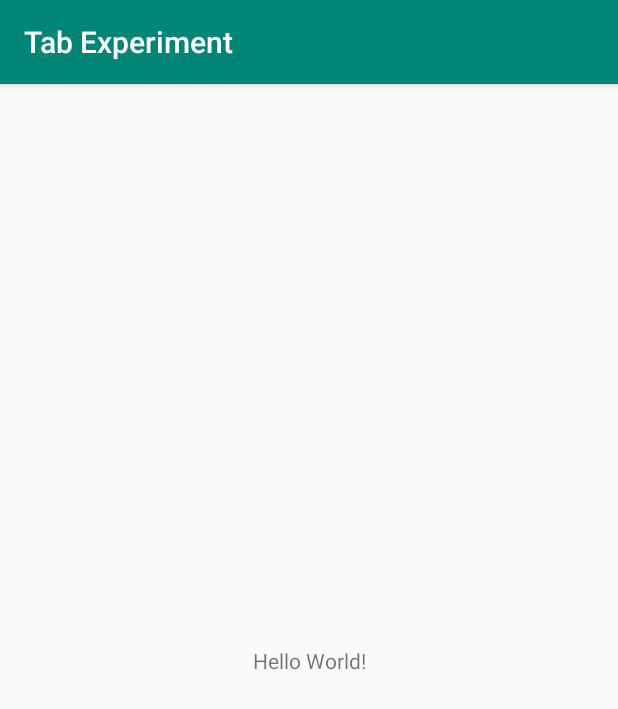
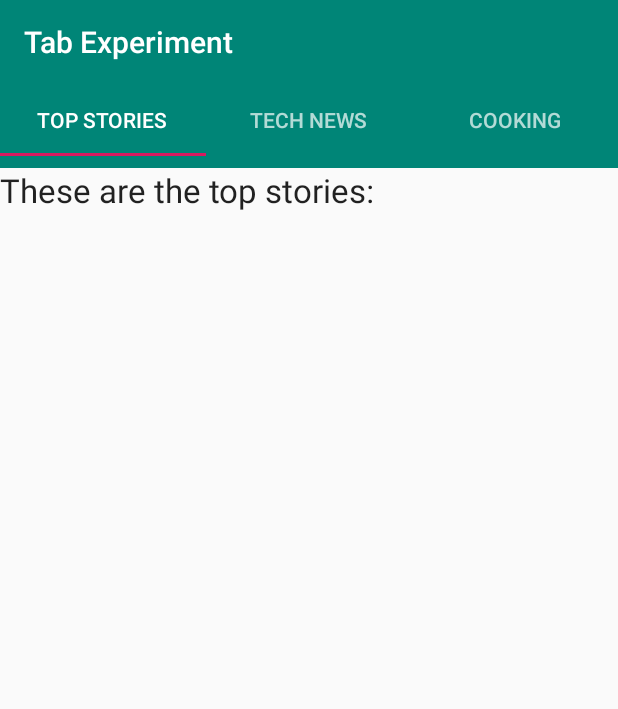
Before and after one commit to ykim306/TabExperiment, an Android app: the screen it shows after launch (MainActivity), on a phone screen of 412 x 824 dp. Shown: the top 709 px of the screen. Run offline under Robolectric (Android 15) with nearby library versions, the phone set to English and light mode, and no system bars.

Commit message:
Exercise completed

```diff
--- a/app/build.gradle
+++ b/app/build.gradle
@@ -22,6 +22,8 @@ dependencies {
     implementation fileTree(dir: 'libs', include: ['*.jar'])
     implementation 'com.android.support:appcompat-v7:28.0.0'
     implementation 'com.android.support.constraint:constraint-layout:1.1.3'
+    implementation 'com.android.support:design:28.0.0'
+    implementation 'com.android.support:support-v4:28.0.0'
     testImplementation 'junit:junit:4.12'
     androidTestImplementation 'com.android.support.test:runner:1.0.2'
     androidTestImplementation 'com.android.support.test.espresso:espresso-core:3.0.2'
--- a/app/src/main/java/com/example/tabexperiment/MainActivity.java
+++ b/app/src/main/java/com/example/tabexperiment/MainActivity.java
@@ -1,7 +1,10 @@
 package com.example.tabexperiment;
 
+import android.support.design.widget.TabLayout;
+import android.support.v4.view.ViewPager;
 import android.support.v7.app.AppCompatActivity;
 import android.os.Bundle;
+import android.support.v7.widget.Toolbar;
 
 public class MainActivity extends AppCompatActivity {
 
@@ -9,5 +12,55 @@ public class MainActivity extends AppCompatActivity {
     protected void onCreate(Bundle savedInstanceState) {
         super.onCreate(savedInstanceState);
         setContentView(R.layout.activity_main);
+
+        Toolbar toolbar = findViewById(R.id.toolbar);
+        setSupportActionBar(toolbar);
+
+        // Create an instance of the tab layout from the view.
+        TabLayout tabLayout = findViewById(R.id.tab_layout);
+        setTabLayout(tabLayout);
+
+        // Use PagerAdapter to manage page views in fragments.
+        // Each page is represented by its own fragment.
+        final ViewPager viewPager = findViewById(R.id.pager);
+        final PagerAdapter pagerAdapter = new PagerAdapter(getSupportFragmentManager()
+                                            , tabLayout.getTabCount());
+        viewPager.setAdapter(pagerAdapter);
+
+        // Setting a listener for clicks.
+        setTabClickListener(viewPager, tabLayout);
+    }
+
+    private void setTabClickListener(final ViewPager viewPager, TabLayout tabLayout) {
+        viewPager.addOnPageChangeListener(
+                new TabLayout.TabLayoutOnPageChangeListener(tabLayout));
+
+        tabLayout.addOnTabSelectedListener(
+                new TabLayout.OnTabSelectedListener() {
+                    @Override
+                    public void onTabSelected(TabLayout.Tab tab) {
+                        viewPager.setCurrentItem(tab.getPosition());
+                    }
+
+                    @Override
+                    public void onTabUnselected(TabLayout.Tab tab) {
+
+                    }
+
+                    @Override
+                    public void onTabReselected(TabLayout.Tab tab) {
+
+                    }
+                }
+        );
+    }
+
+    private void setTabLayout(TabLayout tabLayout) {
+        // Set the text for each tab.
+        tabLayout.addTab(tabLayout.newTab().setText(R.string.tab_label1));
+        tabLayout.addTab(tabLayout.newTab().setText(R.string.tab_label2));
+        tabLayout.addTab(tabLayout.newTab().setText(R.string.tab_label3));
+        // Set the tabs to fill the entire layout.
+        tabLayout.setTabGravity(TabLayout.GRAVITY_FILL);
     }
 }
--- /dev/null
+++ b/app/src/main/java/com/example/tabexperiment/PagerAdapter.java
@@ -0,0 +1,37 @@
+package com.example.tabexperiment;
+
+import android.support.v4.app.Fragment;
+import android.support.v4.app.FragmentManager;
+import android.support.v4.app.FragmentStatePagerAdapter;
+
+public class PagerAdapter extends FragmentStatePagerAdapter {
+    int mNumOfTabs;
+
+    public PagerAdapter(FragmentManager fm, int numOfTabs) {
+        super(fm);
+        this.mNumOfTabs = numOfTabs;
+    }
+
+    /**
+     * Return the Fragment associated with a specified position.
+     *
+     * @param i
+     */
+    @Override
+    public Fragment getItem(int i) {
+        switch (i) {
+            case 0: return new TabFragment1();
+            case 1: return new TabFragment2();
+            case 2: return new TabFragment3();
+            default: return null;
+        }
+    }
+
+    /**
+     * Return the number of views available.
+     */
+    @Override
+    public int getCount() {
+        return mNumOfTabs;
+    }
+}
--- /dev/null
+++ b/app/src/main/java/com/example/tabexperiment/TabFragment1.java
@@ -0,0 +1,29 @@
+package com.example.tabexperiment;
+
+
+import android.os.Bundle;
+import android.support.v4.app.Fragment;
+import android.view.LayoutInflater;
+import android.view.View;
+import android.view.ViewGroup;
+
+
+/**
+ * A simple {@link Fragment} subclass.
+ */
+public class TabFragment1 extends Fragment {
+
+
+    public TabFragment1() {
+        // Required empty public constructor
+    }
+
+
+    @Override
+    public View onCreateView(LayoutInflater inflater, ViewGroup container,
+                             Bundle savedInstanceState) {
+        // Inflate the layout for this fragment
+        return inflater.inflate(R.layout.tab_fragment1, container, false);
+    }
+
+}
--- /dev/null
+++ b/app/src/main/java/com/example/tabexperiment/TabFragment2.java
@@ -0,0 +1,29 @@
+package com.example.tabexperiment;
+
+
+import android.os.Bundle;
+import android.support.v4.app.Fragment;
+import android.view.LayoutInflater;
+import android.view.View;
+import android.view.ViewGroup;
+
+
+/**
+ * A simple {@link Fragment} subclass.
+ */
+public class TabFragment2 extends Fragment {
+
+
+    public TabFragment2() {
+        // Required empty public constructor
+    }
+
+
+    @Override
+    public View onCreateView(LayoutInflater inflater, ViewGroup container,
+                             Bundle savedInstanceState) {
+        // Inflate the layout for this fragment
+        return inflater.inflate(R.layout.tab_fragment2, container, false);
+    }
+
+}
--- a/app/src/main/res/layout/activity_main.xml
+++ b/app/src/main/res/layout/activity_main.xml
@@ -6,13 +6,30 @@
     android:layout_height="match_parent"
     tools:context=".MainActivity">
 
-    <TextView
-        android:layout_width="wrap_content"
+    <android.support.v7.widget.Toolbar
+        android:id="@+id/toolbar"
+        android:layout_width="match_parent"
         android:layout_height="wrap_content"
-        android:text="Hello World!"
-        app:layout_constraintBottom_toBottomOf="parent"
-        app:layout_constraintLeft_toLeftOf="parent"
-        app:layout_constraintRight_toRightOf="parent"
-        app:layout_constraintTop_toTopOf="parent" />
+        android:layout_alignParentTop="true"
+        android:background="?attr/colorPrimary"
+        android:minHeight="?attr/actionBarSize"
+        android:theme="@style/ThemeOverlay.AppCompat.Dark.ActionBar"
+        app:layout_constraintTop_toTopOf="parent"
+        app:popupTheme="@style/ThemeOverlay.AppCompat.Light" />
+
+    <android.support.design.widget.TabLayout
+        android:id="@+id/tab_layout"
+        android:layout_width="match_parent"
+        android:layout_height="wrap_content"
+        android:background="?attr/colorPrimary"
+        android:minHeight="?attr/actionBarSize"
+        android:theme="@style/ThemeOverlay.AppCompat.Dark.ActionBar"
+        app:layout_constraintTop_toBottomOf="@+id/toolbar" />
+
+    <android.support.v4.view.ViewPager
+        android:id="@+id/pager"
+        android:layout_width="match_parent"
+        android:layout_height="wrap_content"
+        app:layout_constraintTop_toBottomOf="@+id/tab_layout" />
 
 </android.support.constraint.ConstraintLayout>
--- /dev/null
+++ b/app/src/main/res/layout/tab_fragment1.xml
@@ -0,0 +1,14 @@
+<?xml version="1.0" encoding="utf-8"?>
+<android.support.constraint.ConstraintLayout xmlns:android="http://schemas.android.com/apk/res/android"
+    xmlns:tools="http://schemas.android.com/tools"
+    android:layout_width="match_parent"
+    android:layout_height="match_parent"
+    tools:context=".TabFragment1">
+
+    <TextView
+        android:layout_width="match_parent"
+        android:layout_height="match_parent"
+        android:text="@string/these_are_the_top_stories"
+        android:textAppearance="?android:attr/textAppearanceLarge" />
+
+</android.support.constraint.ConstraintLayout>
--- a/app/src/main/res/values/strings.xml
+++ b/app/src/main/res/values/strings.xml
@@ -1,3 +1,9 @@
 <resources>
     <string name="app_name">Tab Experiment</string>
+    <string name="these_are_the_top_stories">These are the top stories:</string>
+    <string name="tech_news_you_can_use">Tech news you can use:</string>
+    <string name="cooking_tips">Cooking tips:</string>
+    <string name="tab_label1">Top Stories</string>
+    <string name="tab_label2">Tech News</string>
+    <string name="tab_label3">Cooking</string>
 </resources>
--- a/app/src/main/res/values/styles.xml
+++ b/app/src/main/res/values/styles.xml
@@ -6,6 +6,9 @@
         <item name="colorPrimary">@color/colorPrimary</item>
         <item name="colorPrimaryDark">@color/colorPrimaryDark</item>
         <item name="colorAccent">@color/colorAccent</item>
+        <!-- Other style attributes -->
+        <item name="windowActionBar">false</item>
+        <item name="windowNoTitle">true</item>
     </style>
 
 </resources>
```
Also changed, not shown: app/src/main/java/com/example/tabexperiment/TabFragment3.java (added, +29 -0 lines), app/src/main/res/layout/tab_fragment2.xml (added, +14 -0 lines), app/src/main/res/layout/tab_fragment3.xml (added, +14 -0 lines).
